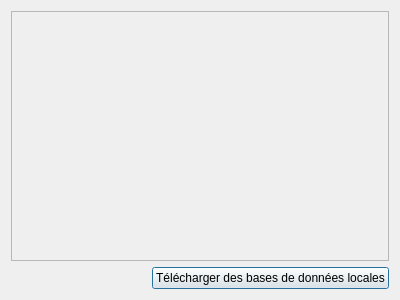
First picture: the form in src/user_interface/French_manageDatabase.ui, repository eppenney/eBook-Perpetual-Access-Rights-Tracker, before the edit.
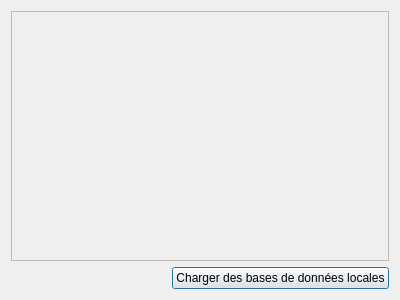
Second picture: the form after the edit.

Commit message: - Fixed french translations

```diff
--- a/src/user_interface/French_manageDatabase.ui
+++ b/src/user_interface/French_manageDatabase.ui
@@ -50,7 +50,7 @@
      <item>
       <widget class="QPushButton" name="uploadButton">
        <property name="text">
-        <string>Télécharger des bases de données locales</string>
+        <string>Charger des bases de données locales</string>
        </property>
       </widget>
      </item>
```
The commit also changes 2 other files.
